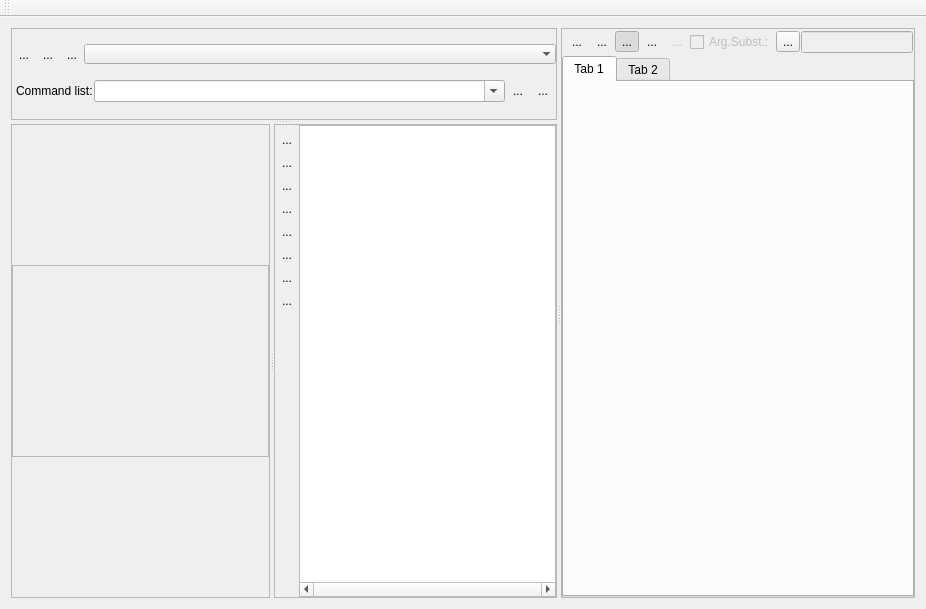
Above: nutshellqt.ui from vjetten/NutShell before the change. Below: the same form after it.
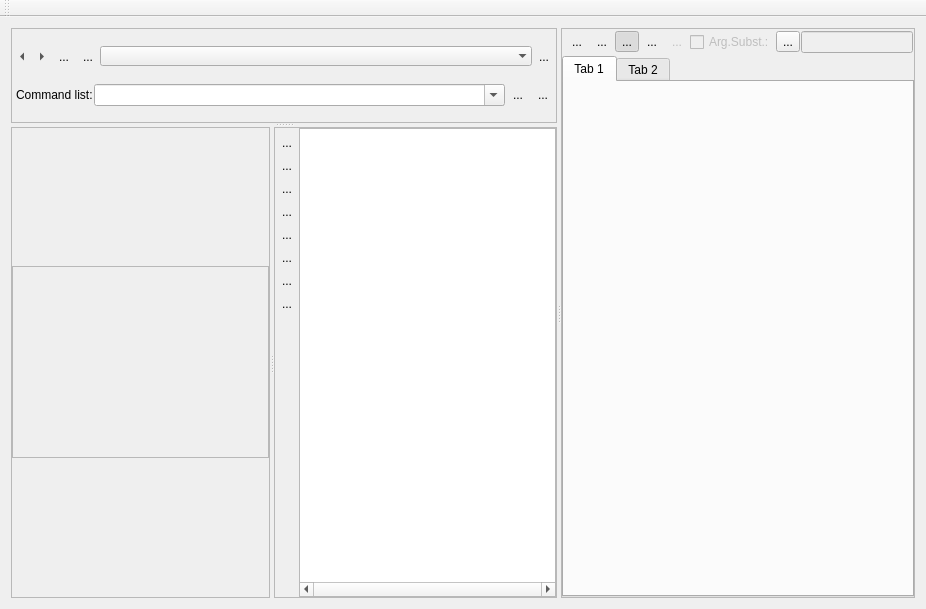
That is the form after the change. Icons and pictures are not drawn.

What changed in the file:
```diff
--- a/nutshellqt.ui
+++ b/nutshellqt.ui
@@ -74,6 +74,47 @@
            <property name="margin">
             <number>0</number>
            </property>
+           <item>
+            <widget class="QToolButton" name="toolButton_dirprev">
+             <property name="text">
+              <string>&lt;</string>
+             </property>
+             <property name="iconSize">
+              <size>
+               <width>12</width>
+               <height>16</height>
+              </size>
+             </property>
+             <property name="autoRaise">
+              <bool>true</bool>
+             </property>
+             <property name="arrowType">
+              <enum>Qt::LeftArrow</enum>
+             </property>
+            </widget>
+           </item>
+           <item>
+            <widget class="QToolButton" name="toolButton_dirnext">
+             <property name="text">
+              <string>&gt;</string>
+             </property>
+             <property name="iconSize">
+              <size>
+               <width>12</width>
+               <height>16</height>
+              </size>
+             </property>
+             <property name="toolButtonStyle">
+              <enum>Qt::ToolButtonIconOnly</enum>
+             </property>
+             <property name="autoRaise">
+              <bool>true</bool>
+             </property>
+             <property name="arrowType">
+              <enum>Qt::RightArrow</enum>
+             </property>
+            </widget>
+           </item>
            <item>
             <widget class="QToolButton" name="toolButton_returnWorkdir">
              <property name="enabled">
@@ -138,23 +179,6 @@
              </property>
             </widget>
            </item>
-           <item>
-            <widget class="QToolButton" name="toolButton_delWorkdir">
-             <property name="toolTip">
-              <string>&lt;html&gt;&lt;head/&gt;&lt;body&gt;&lt;p&gt;Remove current workdirectory from the list&lt;/p&gt;&lt;/body&gt;&lt;/html&gt;</string>
-             </property>
-             <property name="text">
-              <string>...</string>
-             </property>
-             <property name="icon">
-              <iconset resource="nutshellqt.qrc">
-               <normaloff>:/resources/dir_del.png</normaloff>:/resources/dir_del.png</iconset>
-             </property>
-             <property name="autoRaise">
-              <bool>true</bool>
-             </property>
-            </widget>
-           </item>
            <item>
             <widget class="QComboBox" name="comboBox_workdir">
              <property name="sizePolicy">
@@ -183,6 +207,23 @@
              </property>
             </widget>
            </item>
+           <item>
+            <widget class="QToolButton" name="toolButton_delWorkdir">
+             <property name="toolTip">
+              <string>&lt;html&gt;&lt;head/&gt;&lt;body&gt;&lt;p&gt;Remove current workdirectory from the list&lt;/p&gt;&lt;/body&gt;&lt;/html&gt;</string>
+             </property>
+             <property name="text">
+              <string>...</string>
+             </property>
+             <property name="icon">
+              <iconset resource="nutshellqt.qrc">
+               <normaloff>:/resources/dir_del.png</normaloff>:/resources/dir_del.png</iconset>
+             </property>
+             <property name="autoRaise">
+              <bool>true</bool>
+             </property>
+            </widget>
+           </item>
           </layout>
          </item>
          <item>
```
